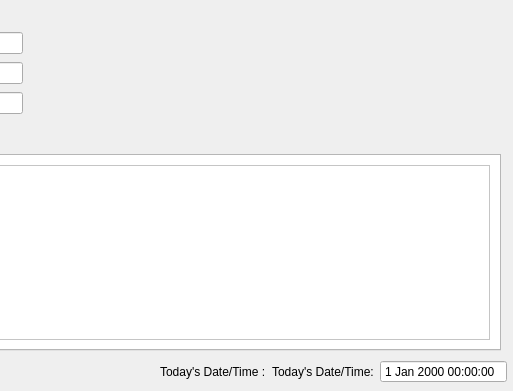
First picture: the form in QtDesigner/My_House_Inventory.ui, repository ngogb02/CS50P-Final-Project, before the edit; both pictures show x 220 to 733 and y 0 to 391 of the 733 by 391 pixel window.
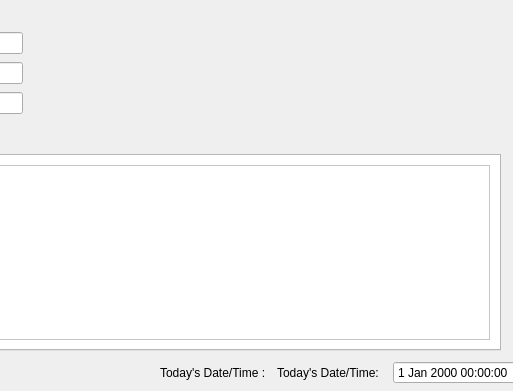
Second picture: the form after the edit. Icons and pictures are not drawn.

```diff
--- a/QtDesigner/My_House_Inventory.ui
+++ b/QtDesigner/My_House_Inventory.ui
@@ -78,8 +78,8 @@
     <rect>
      <x>380</x>
      <y>360</y>
-     <width>347</width>
-     <height>24</height>
+     <width>362</width>
+     <height>25</height>
     </rect>
    </property>
    <layout class="QHBoxLayout" name="horizontalLayout_2">
```
